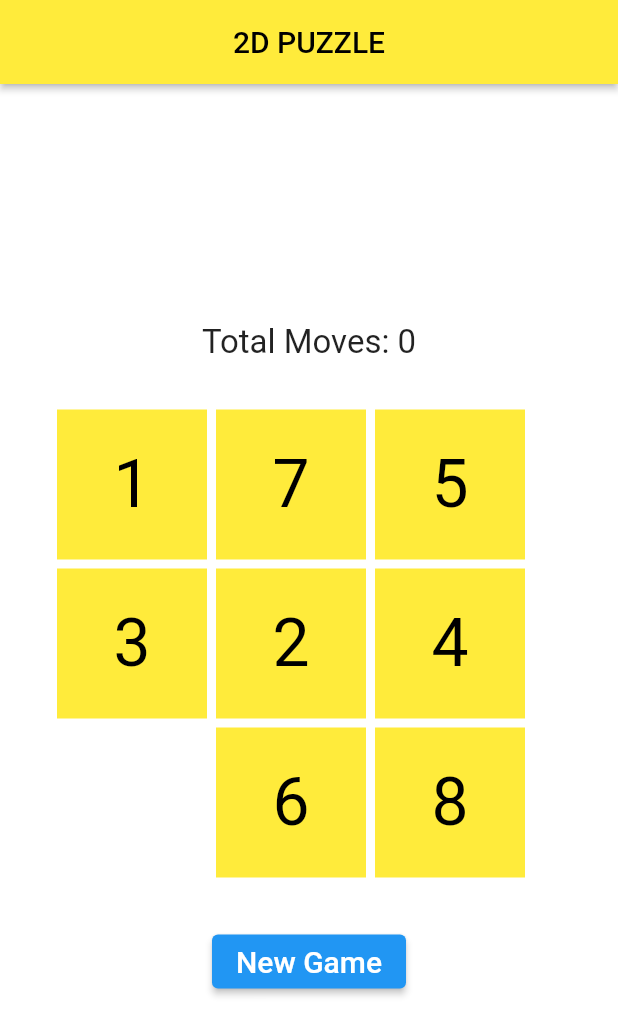
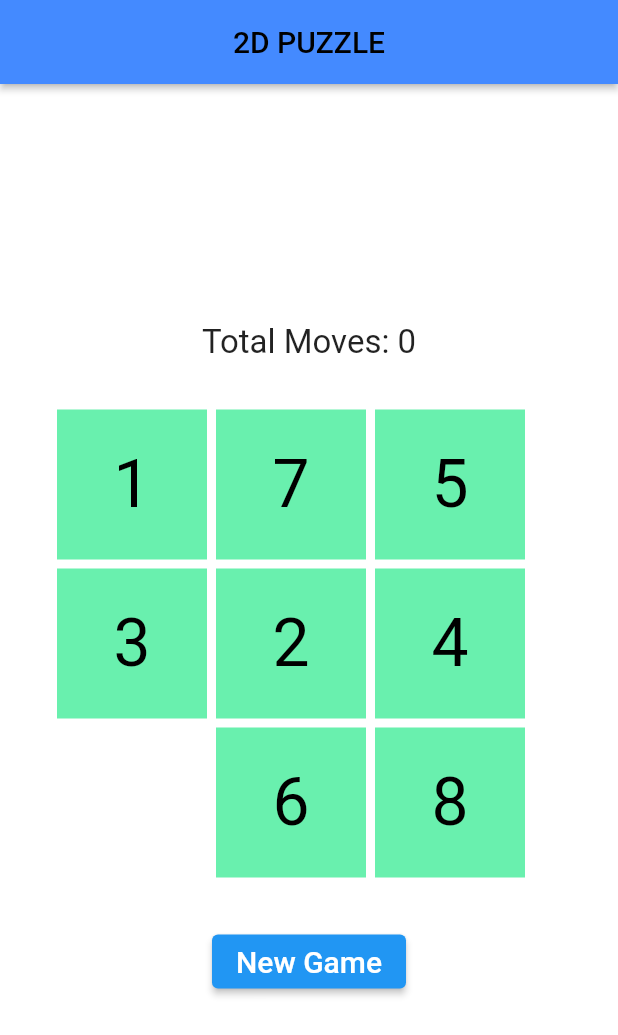
Before and after one commit to sajibsaj66/2D_puzzle_game_flutter, a Flutter app: the screen it shows after launch, on a phone screen of 412 x 824 dp. Shown: the top 1035 px of the screen. Run offline on Flutter 3.47's test engine with Material 2 defaults, Android fonts, the phone set to English and light mode, and no system bars; our stand-ins replace flutter_phoenix.

Commit message:
color added greenAccent

```diff
--- a/lib/main.dart
+++ b/lib/main.dart
@@ -114,7 +114,7 @@ class _HomeState extends State<Home> {
           statusBarBrightness: Brightness.light,
           statusBarColor: Colors.black,
         ),
-        backgroundColor: Colors.yellow,
+        backgroundColor: Colors.blueAccent,
         foregroundColor: Colors.black,
         title: const Text('2D PUZZLE'),
         centerTitle: true,
@@ -152,7 +152,7 @@ class _HomeState extends State<Home> {
                   child: Container(
                     height: 100,
                     width: 100,
-                    color: start[0] == 0 ? Colors.white : Colors.yellow,
+                    color: start[0] == 0 ? Colors.white : Colors.greenAccent,
                     child: Center(
                         child: Text(
                       start[0].toString(),
@@ -170,7 +170,7 @@ class _HomeState extends State<Home> {
                   child: Container(
                     height: 100,
                     width: 100,
-                    color: start[1] == 0 ? Colors.white : Colors.yellow,
+                    color: start[1] == 0 ? Colors.white : Colors.greenAccent,
                     child: Center(
                         child: Text(
                       start[1].toString(),
@@ -188,7 +188,7 @@ class _HomeState extends State<Home> {
                   child: Container(
                     height: 100,
                     width: 100,
-                    color: start[2] == 0 ? Colors.white : Colors.yellow,
+                    color: start[2] == 0 ? Colors.white : Colors.greenAccent,
                     child: Center(
                         child: Text(
                       start[2].toString(),
@@ -206,7 +206,7 @@ class _HomeState extends State<Home> {
                   child: Container(
                     height: 100,
                     width: 100,
-                    color: start[3] == 0 ? Colors.white : Colors.yellow,
+                    color: start[3] == 0 ? Colors.white : Colors.greenAccent,
                     child: Center(
                         child: Text(
                       start[3].toString(),
@@ -225,7 +225,7 @@ class _HomeState extends State<Home> {
                   child: Container(
                     height: 100,
                     width: 100,
-                    color: start[4] == 0 ? Colors.white : Colors.yellow,
+                    color: start[4] == 0 ? Colors.white : Colors.greenAccent,
                     child: Center(
                         child: Text(
                       start[4].toString(),
@@ -243,7 +243,7 @@ class _HomeState extends State<Home> {
                   child: Container(
                     height: 100,
                     width: 100,
-                    color: start[5] == 0 ? Colors.white : Colors.yellow,
+                    color: start[5] == 0 ? Colors.white : Colors.greenAccent,
                     child: Center(
                         child: Text(
                       start[5].toString(),
@@ -261,7 +261,7 @@ class _HomeState extends State<Home> {
                   child: Container(
                     height: 100,
                     width: 100,
-                    color: start[6] == 0 ? Colors.white : Colors.yellow,
+                    color: start[6] == 0 ? Colors.white : Colors.greenAccent,
                     child: Center(
                         child: Text(
                       start[6].toString(),
@@ -279,7 +279,7 @@ class _HomeState extends State<Home> {
                   child: Container(
                     height: 100,
                     width: 100,
-                    color: start[7] == 0 ? Colors.white : Colors.yellow,
+                    color: start[7] == 0 ? Colors.white : Colors.greenAccent,
                     child: Center(
                         child: Text(
                       start[7].toString(),
@@ -297,7 +297,7 @@ class _HomeState extends State<Home> {
                   child: Container(
                     height: 100,
                     width: 100,
-                    color: start[8] == 0 ? Colors.white : Colors.yellow,
+                    color: start[8] == 0 ? Colors.white : Colors.greenAccent,
                     child: Center(
                         child: Text(
                       start[8].toString(),
```
